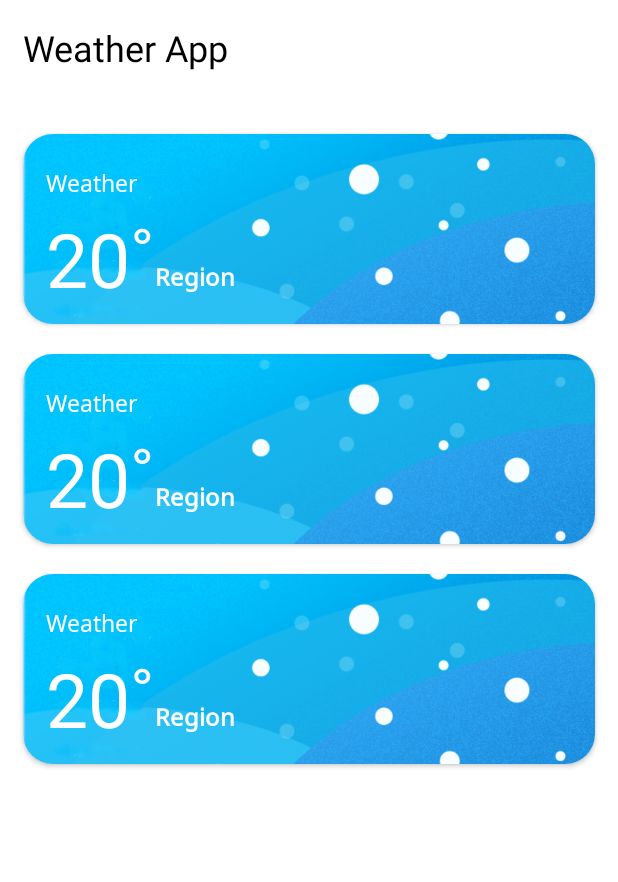
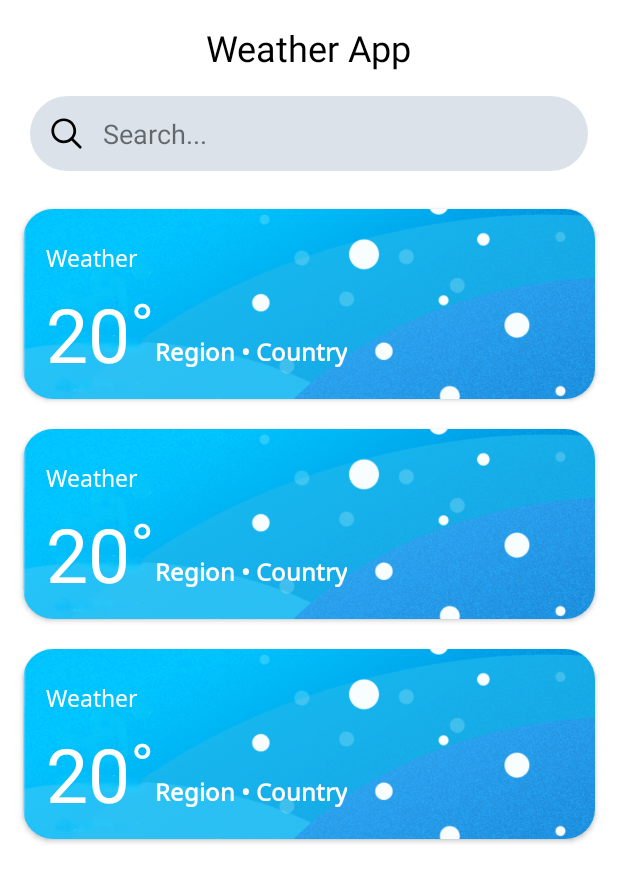
Before and after one commit to BahaDew/WeatherApp, an Android app: the layout fragment_main.xml on its own in the app's theme, with its tools: preview values and no code run, on a phone screen of 412 x 824 dp. Shown: the top 882 px of the screen. Run offline under Robolectric (Android 15) with nearby library versions, the phone set to English and light mode, and no system bars.

Commit message:
Searching and Error Dialog created

```diff
--- a/app/src/main/java/uz/bahadew/weatherapp/data/source/local/entity/WeatherEntity.kt
+++ b/app/src/main/java/uz/bahadew/weatherapp/data/source/local/entity/WeatherEntity.kt
@@ -16,5 +16,6 @@ data class WeatherEntity(
     val sunset : Long,
     val timezone : Long,
     val weatherMain: String,
-    val weatherDescription: String
+    val weatherDescription: String,
+    val dataTime : Long
 )
--- a/app/src/main/java/uz/bahadew/weatherapp/data/source/remote/response/WeatherResponse.kt
+++ b/app/src/main/java/uz/bahadew/weatherapp/data/source/remote/response/WeatherResponse.kt
@@ -60,7 +60,7 @@ data class Sys(
     val type: Int,
     val id: Int,
     val country: String,
-    val sunrice: Long,
+    val sunrise: Long,
     val sunset: Long
 )
 
--- a/app/src/main/java/uz/bahadew/weatherapp/domain/AppRepository.kt
+++ b/app/src/main/java/uz/bahadew/weatherapp/domain/AppRepository.kt
@@ -5,4 +5,5 @@ import uz.bahadew.weatherapp.data.model.WeatherUIData
 
 interface AppRepository {
     fun getAllRegionWeather(): Flow<Result<List<WeatherUIData>>>
+    fun searchRegion(name: String): Flow<Result<List<WeatherUIData>>>
 }
--- a/app/src/main/java/uz/bahadew/weatherapp/presentation/screen/main/MainViewModel.kt
+++ b/app/src/main/java/uz/bahadew/weatherapp/presentation/screen/main/MainViewModel.kt
@@ -6,9 +6,10 @@ import uz.bahadew.weatherapp.data.model.WeatherUIData
 interface MainViewModel {
      val allRegionWeather : Flow<List<WeatherUIData>>
      val progressState : Flow<Boolean>
-     val toastMessage : Flow<String>
+     val warningDialogMessage : Flow<String>
 
      fun requestAllRegionWeather()
 
      fun onClickItem(weatherUIData: WeatherUIData)
+     fun searchRegion(name: String)
 }
--- /dev/null
+++ b/app/src/main/res/drawable/bg_search.xml
@@ -0,0 +1,9 @@
+<?xml version="1.0" encoding="utf-8"?>
+<selector xmlns:android="http://schemas.android.com/apk/res/android">
+    <item>
+        <shape>
+            <corners android:radius="50dp" />
+            <solid android:color="@color/active_color" />
+        </shape>
+    </item>
+</selector>
--- a/app/src/main/res/layout/fragment_main.xml
+++ b/app/src/main/res/layout/fragment_main.xml
@@ -16,37 +16,56 @@
         <TextView
             android:layout_width="wrap_content"
             android:layout_height="wrap_content"
-            android:layout_gravity="center|start"
-            android:layout_marginStart="15dp"
+            android:layout_gravity="center"
             android:text="@string/app_name"
             android:textColor="#000000"
             android:textSize="24dp" />
 
+    </FrameLayout>
+
+    <LinearLayout
+        android:layout_width="match_parent"
+        android:layout_height="wrap_content"
+        android:layout_marginHorizontal="20dp"
+        android:background="@drawable/bg_search">
+
         <ImageView
-            android:id="@+id/btn_search"
             android:layout_width="38dp"
             android:layout_height="38dp"
-            android:layout_gravity="end|center"
-            android:layout_marginEnd="10dp"
-            android:background="@drawable/ripple_circle_black"
+            android:layout_gravity="center"
+            android:layout_marginHorizontal="5dp"
+            android:layout_marginVertical="6dp"
             android:contentDescription="@string/app_name"
             android:padding="8dp"
             android:src="@drawable/search_svgrepo_com"
-            android:visibility="gone"
             app:tint="#000000" />
-    </FrameLayout>
+
+        <EditText
+            android:id="@+id/edit_text"
+            android:layout_width="match_parent"
+            android:layout_height="match_parent"
+            android:layout_marginVertical="5dp"
+            android:layout_marginEnd="10dp"
+            android:autofillHints="name"
+            android:background="@android:color/transparent"
+            android:hint="Search..."
+            android:inputType="text"
+            android:textColorHint="#8B000000"
+            android:textColor="#000000"/>
+    </LinearLayout>
 
     <androidx.swiperefreshlayout.widget.SwipeRefreshLayout
         android:id="@+id/srl"
         android:layout_width="match_parent"
-        android:layout_height="match_parent">
+        android:layout_height="match_parent"
+        android:layout_marginTop="10dp">
 
         <androidx.recyclerview.widget.RecyclerView
             android:id="@+id/rv_list"
             android:layout_width="match_parent"
             android:layout_height="match_parent"
             android:clipToPadding="false"
-            android:paddingTop="15dp"
+            android:paddingTop="5dp"
             android:paddingBottom="15dp"
             tools:listitem="@layout/item_weather_data" />
     </androidx.swiperefreshlayout.widget.SwipeRefreshLayout>
--- a/app/src/main/res/layout/item_weather_data.xml
+++ b/app/src/main/res/layout/item_weather_data.xml
@@ -29,9 +29,9 @@
             android:layout_height="wrap_content"
             android:layout_marginStart="15dp"
             android:layout_marginTop="20dp"
+            android:fontFamily="@font/regular"
             android:text="Weather"
             android:textColor="#FFFFFF"
-            android:fontFamily="@font/regular"
             android:textSize="15dp"
             app:layout_constraintLeft_toLeftOf="parent"
             app:layout_constraintTop_toTopOf="parent" />
@@ -40,8 +40,8 @@
             android:id="@+id/temp"
             android:layout_width="wrap_content"
             android:layout_height="wrap_content"
+            android:layout_marginTop="5dp"
             android:layout_marginBottom="10dp"
-            android:layout_marginTop="5dp"
             android:text="20˚"
             android:textColor="#FFFFFF"
             android:textSize="50dp"
@@ -53,13 +53,13 @@
             android:id="@+id/region"
             android:layout_width="wrap_content"
             android:layout_height="wrap_content"
-            android:text="Region"
+            android:layout_marginBottom="9dp"
+            android:fontFamily="@font/regular"
+            android:text="Region  •  Country"
             android:textColor="#FFFFFF"
             android:textSize="16dp"
-            android:fontFamily="@font/regular"
             android:textStyle="bold"
             app:layout_constraintBottom_toBottomOf="@id/temp"
-            android:layout_marginBottom="9dp"
             app:layout_constraintLeft_toRightOf="@id/temp" />
 
     </androidx.constraintlayout.widget.ConstraintLayout>
```
Also changed, not shown: app/src/main/java/uz/bahadew/weatherapp/data/model/WeatherUIData.kt (+9 -9 lines), app/src/main/java/uz/bahadew/weatherapp/domain/impl/AppRepositoryImpl.kt (+30 -5 lines), app/src/main/java/uz/bahadew/weatherapp/presentation/dialog/WarningDialog.kt (added, +41 -0 lines), app/src/main/java/uz/bahadew/weatherapp/presentation/screen/info/InfoScreen.kt (+10 -3 lines), app/src/main/java/uz/bahadew/weatherapp/presentation/screen/main/MainScreen.kt (+16 -7 lines), app/src/main/java/uz/bahadew/weatherapp/presentation/screen/main/MainViewModelImpl.kt (+22 -6 lines), app/src/main/java/uz/bahadew/weatherapp/utils/Extensions.kt (+7 -6 lines), app/src/main/res/drawable/bg_retry.xml (added, +13 -0 lines), app/src/main/res/layout/dialog_warning.xml (added, +58 -0 lines), app/src/main/res/layout/fragment_info.xml (+19 -1 lines), app/src/main/res/drawable/error.jpg (added).
